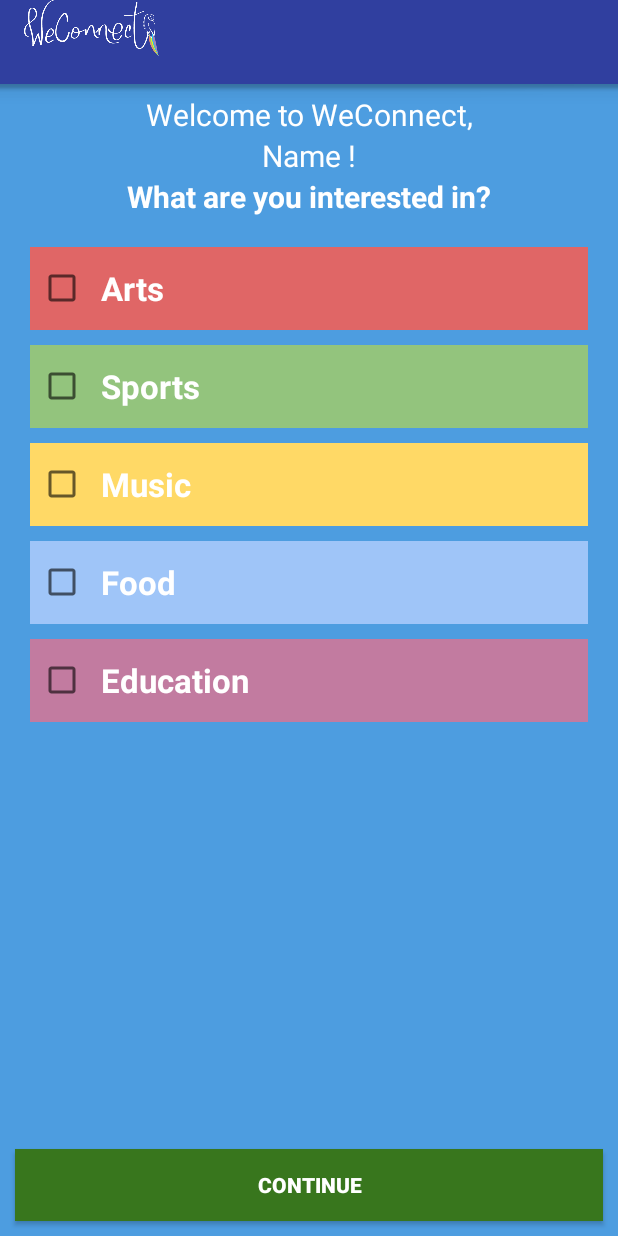
After one commit to we-connect/we-connect-front, an Android app: the WelcomeActivity screen opened directly, with no data from a screen before it, on a phone screen of 412 x 824 dp. The commit adds this screen. Run offline under Robolectric (Android 15) with nearby library versions, the phone set to English and light mode, and no system bars.

Commit message:
Added welcome activity

```diff
--- a/app/src/main/AndroidManifest.xml
+++ b/app/src/main/AndroidManifest.xml
@@ -29,6 +29,7 @@
             android:configChanges="keyboard|keyboardHidden|screenLayout|screenSize|orientation"
             android:label="@string/app_name"
             android:theme="@android:style/Theme.Translucent.NoTitleBar" />
+        <activity android:name=".view.activities.WelcomeActivity"></activity>
     </application>
 
 </manifest>
--- /dev/null
+++ b/app/src/main/java/berlin/weconnect/weconnect/controller/InterestsController.java
@@ -0,0 +1,97 @@
+package berlin.weconnect.weconnect.controller;
+
+import android.app.Activity;
+import android.content.res.Resources;
+
+import java.util.ArrayList;
+import java.util.List;
+
+import berlin.weconnect.weconnect.R;
+import berlin.weconnect.weconnect.model.Interest;
+
+public class InterestsController {
+    // Activity
+    private Activity activity;
+
+    // Model
+    private List<Interest> interests;
+
+    private static InterestsController instance;
+
+    // --------------------
+    // Constructors
+    // --------------------
+
+    private InterestsController(Activity activity) {
+        setActivity(activity);
+        init();
+    }
+
+    public static InterestsController getInstance(Activity activity) {
+        if (instance == null) {
+            instance = new InterestsController(activity);
+        }
+
+        instance.setActivity(activity);
+
+        return instance;
+    }
+
+    // --------------------
+    // Methods
+    // --------------------
+
+    public void init() {
+        interests = new ArrayList<>();
+
+        int[] colors = getResources().getIntArray(R.array.interests);
+
+        // Hard coded
+        interests.add(new Interest("Arts", colors[0], null));
+        interests.add(new Interest("Sports", colors[1], null));
+        interests.add(new Interest("Music", colors[2], null));
+        interests.add(new Interest("Food", colors[3], null));
+        interests.add(new Interest("Education", colors[4], null));
+
+        // TODO : load possible interests from backend
+    }
+
+    /**
+     * Determines whether a given card interest be displayed considering all filters
+     *
+     * @param interest interest to determine visibility of
+     * @return whether interest is visible or not
+     */
+    public boolean isVisible(Interest interest) {
+        return true;
+    }
+
+    // --------------------
+    // Methods
+    // --------------------
+
+
+    // --------------------
+    // Methods - Util
+    // --------------------
+
+    private Resources getResources() {
+        return activity.getResources();
+    }
+
+    // --------------------
+    // Getters / Setters
+    // --------------------
+
+    public void setActivity(Activity activity) {
+        this.activity = activity;
+    }
+
+    public List<Interest> getInterests() {
+        return interests;
+    }
+
+    public void setInterests(List<Interest> interests) {
+        this.interests = interests;
+    }
+}
--- /dev/null
+++ b/app/src/main/java/berlin/weconnect/weconnect/model/Interest.java
@@ -0,0 +1,55 @@
+package berlin.weconnect.weconnect.model;
+
+public class Interest {
+    private String name;
+    private int color;
+    private String icon;
+
+    private transient boolean selected;
+
+    // ------------------------
+    // Constructors
+    // ------------------------
+
+    public Interest(String name, int color, String icon) {
+        this.name = name;
+        this.color = color;
+        this.icon = icon;
+    }
+
+    // ------------------------
+    // Methods
+    // ------------------------
+
+    public String getName() {
+        return name;
+    }
+
+    public void setName(String name) {
+        this.name = name;
+    }
+
+    public int getColor() {
+        return color;
+    }
+
+    public void setColor(int color) {
+        this.color = color;
+    }
+
+    public String getIcon() {
+        return icon;
+    }
+
+    public void setIcon(String icon) {
+        this.icon = icon;
+    }
+
+    public boolean isSelected() {
+        return selected;
+    }
+
+    public void setSelected(boolean selected) {
+        this.selected = selected;
+    }
+}
--- a/app/src/main/java/berlin/weconnect/weconnect/view/activities/LoginActivity.java
+++ b/app/src/main/java/berlin/weconnect/weconnect/view/activities/LoginActivity.java
@@ -3,6 +3,8 @@ package berlin.weconnect.weconnect.view.activities;
 import android.content.Intent;
 import android.os.Bundle;
 import android.support.v7.app.AppCompatActivity;
+import android.view.View;
+import android.widget.RelativeLayout;
 import android.widget.Toast;
 
 import com.facebook.CallbackManager;
@@ -31,9 +33,19 @@ public class LoginActivity extends AppCompatActivity {
         super.onResume();
 
         // Load layout
+        RelativeLayout container = (RelativeLayout) findViewById(R.id.container);
         LoginButton loginButton = (LoginButton) findViewById(R.
                 id.login_button);
         loginButton.setReadPermissions("public_profile");
+
+        container.setOnClickListener(new View.OnClickListener() {
+            @Override
+            public void onClick(View v) {
+                Intent openStartingPoint = new Intent(LoginActivity.this, WelcomeActivity.class);
+                startActivity(openStartingPoint);
+                finish();
+            }
+        });
 
         // Add callback listener
         callbackManager = CallbackManager.Factory.create();
--- /dev/null
+++ b/app/src/main/java/berlin/weconnect/weconnect/view/activities/WelcomeActivity.java
@@ -0,0 +1,52 @@
+package berlin.weconnect.weconnect.view.activities;
+
+import android.os.Bundle;
+import android.support.v7.app.AppCompatActivity;
+import android.view.View;
+import android.widget.Button;
+import android.widget.ListView;
+import android.widget.TextView;
+import android.widget.Toast;
+
+import berlin.weconnect.weconnect.R;
+import berlin.weconnect.weconnect.controller.InterestsController;
+import berlin.weconnect.weconnect.model.Interest;
+import berlin.weconnect.weconnect.view.adapters.InterestsAdapter;
+
+public class WelcomeActivity extends AppCompatActivity {
+    private InterestsController interestsController;
+
+    @Override
+    protected void onCreate(Bundle savedInstanceState) {
+        super.onCreate(savedInstanceState);
+        setContentView(R.layout.activity_welcome);
+
+        interestsController = InterestsController.getInstance(this);
+    }
+
+    public void onResume() {
+        super.onResume();
+
+        // Load layout
+        TextView tvName = (TextView) findViewById(R.id.tvName);
+        ListView lvInterests = (ListView) findViewById(R.id.lvInterests);
+        Button btnContinue = (Button) findViewById(R.id.btnContinue);
+
+        final InterestsAdapter interestsAdapter = new InterestsAdapter(this, this, R.layout.interest, interestsController.getInterests());
+        lvInterests.setAdapter(interestsAdapter);
+
+        // Add actions
+        btnContinue.setOnClickListener(new View.OnClickListener() {
+            @Override
+            public void onClick(View v) {
+                StringBuilder sb = new StringBuilder();
+                for (Interest i : interestsAdapter.getFilteredItems()) {
+                    if (i.isSelected())
+                        sb.append(i.getName() + " ");
+                }
+
+                Toast.makeText(WelcomeActivity.this, sb.toString(), Toast.LENGTH_LONG).show();
+            }
+        });
+    }
+}
--- /dev/null
+++ b/app/src/main/java/berlin/weconnect/weconnect/view/adapters/InterestsAdapter.java
@@ -0,0 +1,176 @@
+package berlin.weconnect.weconnect.view.adapters;
+
+import android.app.Activity;
+import android.content.Context;
+import android.view.LayoutInflater;
+import android.view.View;
+import android.view.ViewGroup;
+import android.widget.ArrayAdapter;
+import android.widget.CheckBox;
+import android.widget.Filter;
+import android.widget.Filterable;
+import android.widget.ImageView;
+import android.widget.LinearLayout;
+import android.widget.TextView;
+
+import java.util.ArrayList;
+import java.util.List;
+
+import berlin.weconnect.weconnect.R;
+import berlin.weconnect.weconnect.controller.InterestsController;
+import berlin.weconnect.weconnect.model.Interest;
+
+public class InterestsAdapter extends ArrayAdapter<Interest> implements Filterable {
+    private InterestsController interestsController;
+
+    // Filter
+    private List<Interest> filteredItems = new ArrayList<>();
+    private List<Interest> originalItems = new ArrayList<>();
+    private InterestFilter interestFilter;
+    private final Object lock = new Object();
+
+    // --------------------
+    // Constructors
+    // --------------------
+
+    public InterestsAdapter(Context context, Activity activity, int resource, List<Interest> items) {
+        super(context, resource, items);
+
+        this.filteredItems = items;
+        this.originalItems = items;
+
+        interestsController = InterestsController.getInstance(activity);
+
+        filter();
+    }
+
+    // --------------------
+    // Methods
+    // --------------------
+
+    @Override
+    public int getCount() {
+        return filteredItems != null ? filteredItems.size() : 0;
+    }
+
+    @Override
+    public Interest getItem(int position) {
+        return filteredItems.get(position);
+    }
+
+    @Override
+    public View getView(final int position, View v, ViewGroup parent) {
+        final Interest interest = getItem(position);
+        return getCardView(position, interest, parent);
+    }
+
+    private View getCardView(final int position, final Interest interest, final ViewGroup parent) {
+        // Layout inflater
+        LayoutInflater vi;
+        vi = LayoutInflater.from(getContext());
+
+        // Load views
+        final LinearLayout llInterest = (LinearLayout) vi.inflate(R.layout.interest, parent, false);
+        final CheckBox cb = (CheckBox) llInterest.findViewById(R.id.cb);
+        final ImageView ivIcon = (ImageView) llInterest.findViewById(R.id.ivIcon);
+        final TextView tvName = (TextView) llInterest.findViewById(R.id.tvName);
+
+        // Set values
+        llInterest.setBackgroundColor(interest.getColor());
+        tvName.setText(interest.getName());
+
+
+        // Add actions
+        llInterest.setOnClickListener(new View.OnClickListener() {
+            @Override
+            public void onClick(View v) {
+                cb.toggle();
+                interest.setSelected(cb.isChecked());
+            }
+        });
+        cb.setOnClickListener(new View.OnClickListener() {
+            @Override
+            public void onClick(View v) {
+                interest.setSelected(cb.isChecked());
+            }
+        });
+
+        return llInterest;
+    }
+
+    // --------------------
+    // Methods - Filter
+    // --------------------
+
+    public List<Interest> getFilteredItems() {
+        return filteredItems;
+    }
+
+    public void filter() {
+        getFilter().filter("");
+    }
+
+    @Override
+    public Filter getFilter() {
+        if (interestFilter == null) {
+            interestFilter = new InterestFilter();
+        }
+        return interestFilter;
+    }
+
+    /**
+     * Determines if an interest shall be displayed
+     *
+     * @param interest interest
+     * @return true if item is visible
+     */
+    protected boolean filterInterest(Interest interest) {
+        return interestsController.isVisible(interest);
+    }
+
+    // --------------------
+    // Inner classes
+    // --------------------
+
+    public class InterestFilter extends Filter {
+        @Override
+        protected FilterResults performFiltering(CharSequence prefix) {
+            FilterResults results = new FilterResults();
+
+            // Copy items
+            originalItems = interestsController.getInterests();
+
+            ArrayList<Interest> values;
+            synchronized (lock) {
+                values = new ArrayList<>(originalItems);
+            }
+
+            final int count = values.size();
+            final ArrayList<Interest> newValues = new ArrayList<>();
+
+            for (int i = 0; i < count; i++) {
+                final Interest value = values.get(i);
+                if (filterInterest(value)) {
+                    newValues.add(value);
+                }
+            }
+
+            results.values = newValues;
+            results.count = newValues.size();
+
+            return results;
+        }
+
+        @Override
+        @SuppressWarnings("unchecked")
+        protected void publishResults(CharSequence constraint, FilterResults results) {
+            filteredItems = (List<Interest>) results.values;
+
+            if (results.count > 0) {
+                notifyDataSetChanged();
+            } else {
+                notifyDataSetInvalidated();
+            }
+        }
+    }
+}
--- /dev/null
+++ b/app/src/main/res/layout/activity_welcome.xml
@@ -0,0 +1,97 @@
+<?xml version="1.0" encoding="utf-8"?>
+<android.support.v4.widget.DrawerLayout xmlns:android="http://schemas.android.com/apk/res/android"
+    xmlns:tools="http://schemas.android.com/tools"
+    android:id="@+id/dl"
+    android:layout_width="match_parent"
+    android:layout_height="match_parent"
+    tools:context="berlin.weconnect.weconnect.view.activities.WelcomeActivity">
+
+    <RelativeLayout
+        android:id="@+id/container"
+        android:layout_width="match_parent"
+        android:layout_height="match_parent"
+        android:background="@color/background">
+
+        <LinearLayout
+            android:layout_width="match_parent"
+            android:layout_height="match_parent"
+            android:orientation="vertical"
+            android:paddingTop="@dimen/toolbar_height">
+
+            <TextView
+                android:id="@+id/tvWelcome"
+                android:layout_width="match_parent"
+                android:layout_height="wrap_content"
+                android:layout_alignParentBottom="true"
+                android:paddingTop="10px"
+                android:text="@string/welcome_to_we_connect"
+                android:textAlignment="center"
+                android:textAppearance="?android:attr/textAppearanceMedium"
+                android:textColor="@color/md_white_1000"
+                android:textSize="@dimen/text_size_welcome" />
+
+            <TextView
+                android:id="@+id/tvName"
+                android:layout_width="match_parent"
+                android:layout_height="wrap_content"
+                android:layout_alignParentBottom="true"
+                android:text="@string/name"
+                android:textAlignment="center"
+                android:textAppearance="?android:attr/textAppearanceMedium"
+                android:textColor="@color/md_white_1000"
+                android:textSize="@dimen/text_size_welcome" />
+
+            <TextView
+                android:id="@+id/tvInterests"
+                android:layout_width="match_parent"
+                android:layout_height="wrap_content"
+                android:layout_alignParentBottom="true"
+                android:text="@string/what_are_you_interested_in"
+                android:textAlignment="center"
+                android:textAppearance="?android:attr/textAppearanceMedium"
+                android:textColor="@color/md_white_1000"
+                android:textSize="@dimen/text_size_welcome"
+                android:textStyle="bold" />
+
+            <ListView
+                android:id="@+id/lvInterests"
+                android:layout_width="match_parent"
+                android:layout_height="wrap_content"
+                android:layout_margin="@dimen/interest_margin"
+                android:divider="@color/background"
+                android:dividerHeight="@dimen/interest_spacing" />
+
+
+        </LinearLayout>
+
+        <Button
+            android:id="@+id/btnContinue"
+            android:layout_width="match_parent"
+            android:layout_height="wrap_content"
+            android:layout_alignParentBottom="true"
+            android:layout_centerHorizontal="true"
+            android:layout_margin="@dimen/button_margin"
+            android:background="@color/button_green"
+            android:padding="@dimen/button_padding"
+            android:text="@string/continue_"
+            android:textColor="@color/md_white_1000"
+            android:textStyle="bold" />
+
+        <LinearLayout
+            android:id="@+id/toolbar_wrapper"
+            android:layout_width="match_parent"
+            android:layout_height="wrap_content"
+            android:orientation="vertical">
+
+            <include
+                android:id="@+id/toolbar"
+                layout="@layout/toolbar" />
+
+            <FrameLayout
+                android:id="@+id/shadow"
+                android:layout_width="match_parent"
+                android:layout_height="match_parent"
+                android:foreground="@drawable/bottom_shadow" />
+        </LinearLayout>
+    </RelativeLayout>
+</android.support.v4.widget.DrawerLayout>
--- /dev/null
+++ b/app/src/main/res/layout/interest.xml
@@ -0,0 +1,34 @@
+<?xml version="1.0" encoding="utf-8"?>
+<LinearLayout xmlns:android="http://schemas.android.com/apk/res/android"
+    android:layout_width="match_parent"
+    android:layout_height="@dimen/interest_height"
+    android:layout_margin="@dimen/interest_margin"
+    android:background="@color/colorPrimary"
+    android:orientation="horizontal"
+    android:padding="@dimen/interest_padding">
+
+    <CheckBox
+        android:id="@+id/cb"
+        android:layout_width="wrap_content"
+        android:layout_height="wrap_content"
+        android:layout_gravity="center_vertical" />
+
+    <ImageView
+        android:id="@+id/ivIcon"
+        android:layout_width="wrap_content"
+        android:layout_height="wrap_content"
+        android:layout_gravity="center_vertical"
+        android:contentDescription="desc_icon" />
+
+    <TextView
+        android:id="@+id/tvName"
+        android:layout_width="wrap_content"
+        android:layout_height="wrap_content"
+        android:layout_gravity="center_vertical"
+        android:layout_marginStart="@dimen/interest_text_margin"
+        android:text="@string/interest"
+        android:textAppearance="?android:attr/textAppearanceLarge"
+        android:textColor="@color/md_white_1000"
+        android:textStyle="bold" />
+
+</LinearLayout>
--- /dev/null
+++ b/app/src/main/res/layout/toolbar.xml
@@ -0,0 +1,26 @@
+<?xml version="1.0" encoding="utf-8"?>
+
+<android.support.v7.widget.Toolbar xmlns:android="http://schemas.android.com/apk/res/android"
+    android:id="@+id/toolbar"
+    style="@style/Widget.WeConnect.ActionBar"
+    android:layout_width="match_parent"
+    android:layout_height="wrap_content"
+    android:background="@color/colorPrimaryDark"
+    android:textColorPrimary="@color/colorPrimaryDark">
+
+    <LinearLayout
+        android:layout_width="match_parent"
+        android:layout_height="@dimen/toolbar_height"
+        android:orientation="horizontal">
+
+        <ImageView
+            android:id="@+id/toolbar_image"
+            android:layout_width="@dimen/toolbar_image_width"
+            android:layout_height="match_parent"
+            android:gravity="start"
+            android:scaleType="fitStart"
+            android:src="@drawable/weconnect_logo"
+            android:textAppearance="@style/TextAppearance.AppCompat.Large" />
+
+    </LinearLayout>
+</android.support.v7.widget.Toolbar>
--- a/app/src/main/res/values/colors.xml
+++ b/app/src/main/res/values/colors.xml
@@ -2,5 +2,18 @@
 <resources>
     <color name="colorPrimary">#4D9DE0</color>
     <color name="colorPrimaryDark">#303F9F</color>
-    <color name="colorAccent">#FF4081</color>
+    <color name="colorAccent">@color/colorPrimaryDark</color>
+
+    <color name="background">@color/colorPrimary</color>
+
+    <!-- Interests -->
+    <array name="interests">
+        <item>#E06666</item>
+        <item>#93C47D</item>
+        <item>#FFD966</item>
+        <item>#9FC5F8</item>
+        <item>#C27BA0</item>
+    </array>
+
+    <color name="button_green">#38761D</color>
 </resources>
--- a/app/src/main/res/values/dimens.xml
+++ b/app/src/main/res/values/dimens.xml
@@ -3,10 +3,30 @@
     <dimen name="activity_horizontal_margin">16dp</dimen>
     <dimen name="activity_vertical_margin">16dp</dimen>
 
+    <!-- Toolbar -->
+    <dimen name="toolbar_height">56dp</dimen>
+    <dimen name="toolbar_image_width">90dp</dimen>
+    <dimen name="toolbar_image_padding">17dp</dimen>
+    <dimen name="toolbar_text_padding">13dp</dimen>
+    <dimen name="toolbar_auto_hide_min_y">80dp</dimen>
+    <dimen name="toolbar_auto_hide_sensivity">48dp</dimen>
+    <dimen name="swipe_refresh_progress_bar_start_margin">-40dp</dimen>
+    <dimen name="swipe_refresh_progress_bar_end_margin">16dp</dimen>
+
     <!-- Login -->
     <dimen name="logo_margin">50dp</dimen>
     <dimen name="logo_height">200dp</dimen>
     <dimen name="subtitleMargin">40dp</dimen>
-    <dimen name="text_size_subtitle">40dp</dimen>
-    <dimen name="text_size_facebook">20dp</dimen>
+    <dimen name="text_size_subtitle">40sp</dimen>
+    <dimen name="text_size_facebook">20sp</dimen>
+
+    <!-- Welcome -->
+    <dimen name="text_size_welcome">20sp</dimen>
+    <dimen name="interest_height">55dp</dimen>
+    <dimen name="interest_margin">20dp</dimen>
+    <dimen name="interest_spacing">10dp</dimen>
+    <dimen name="interest_padding">5dp</dimen>
+    <dimen name="interest_text_margin">10dp</dimen>
+    <dimen name="button_margin">10dp</dimen>
+    <dimen name="button_padding">10dp</dimen>
 </resources>
--- a/app/src/main/res/values/strings.xml
+++ b/app/src/main/res/values/strings.xml
@@ -6,4 +6,10 @@
     <string name="login_cancelled">Login cancelled</string>
     <string name="login_succeeded">Login Succeeded</string>
     <string name="login_failed">Login failed</string>
+    <string name="welcome_to_we_connect">Welcome to WeConnect,</string>
+    <string name="name">Name !</string>
+    <string name="what_are_you_interested_in">What are you interested in?</string>
+    <string name="interest">interest</string>
+    <string name="continue_">Continue</string>
+    <string name="desc_icon">icon</string>
 </resources>
```
Also changed, not shown: app/src/main/res/drawable/bottom_shadow.9.png (added), 2 other files.
